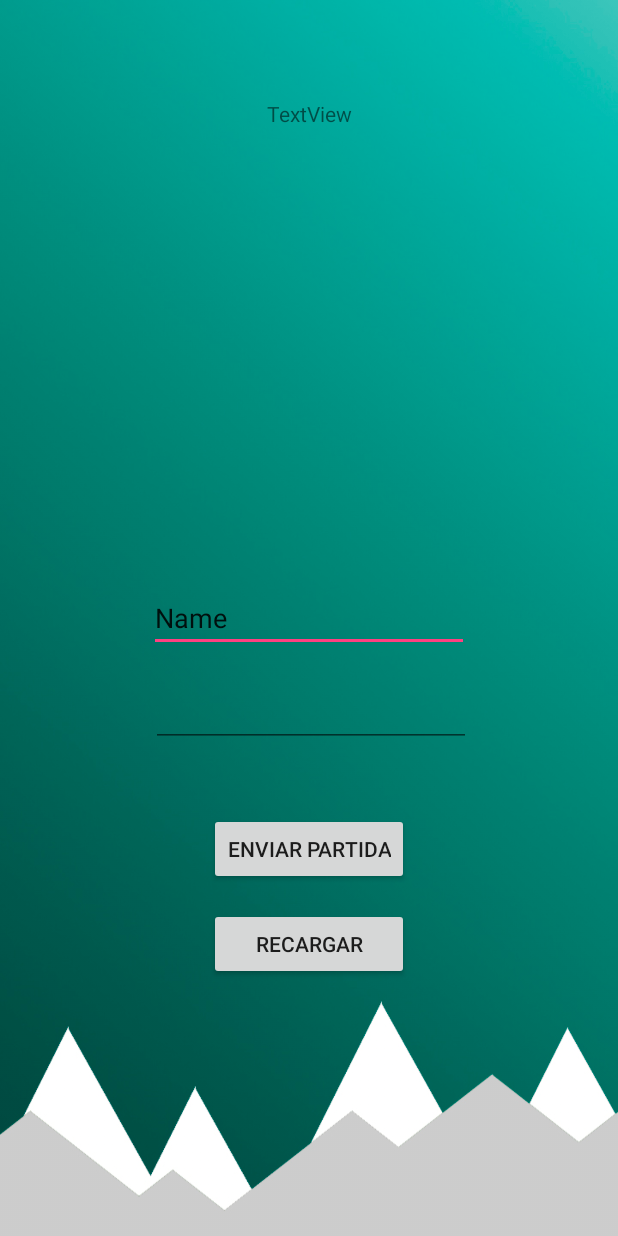
After one commit to MarcoKun93/TFG_FinancialGame, an Android app: the layout activity_comunidad.xml on its own in the app's theme, with its tools: preview values and no code run, on a phone screen of 412 x 824 dp. The commit adds this screen. Run offline under Robolectric (Android 15) with nearby library versions, the phone set to English and light mode, and no system bars; network calls fail.

Commit message:
Implementado los servicios REST (SOLO DE PRUEBA) y el Volley para hacer peticiones al servidor. Se realiza al pulsar en Comunidad del menu principal.

```diff
--- a/app/src/main/AndroidManifest.xml
+++ b/app/src/main/AndroidManifest.xml
@@ -2,7 +2,11 @@
 <manifest xmlns:android="http://schemas.android.com/apk/res/android"
     package="com.dam.financialgame">
 
+    <!-- Internet permission needed to call the API -->
+    <uses-permission android:name="android.permission.INTERNET" />
+
     <application
+        android:name=".threads.VolleyApplication"
         android:allowBackup="true"
         android:icon="@mipmap/ic_launcher"
         android:label="@string/app_name"
--- a/app/src/main/java/com/dam/financialgame/controllers/IntroducirDatos.java
+++ b/app/src/main/java/com/dam/financialgame/controllers/IntroducirDatos.java
@@ -16,7 +16,7 @@ import android.widget.Spinner;
 import android.widget.TabHost;
 
 import com.dam.financialgame.R;
-import com.dam.financialgame.services.AlmacenJuegoImpl;
+import com.dam.financialgame.servicesImpl.AlmacenJuegoImpl;
 
 import java.util.Vector;
 
--- a/app/src/main/java/com/dam/financialgame/controllers/LineGraph.java
+++ b/app/src/main/java/com/dam/financialgame/controllers/LineGraph.java
@@ -9,7 +9,7 @@ import android.view.View;
 import android.view.ViewGroup;
 
 import com.dam.financialgame.R;
-import com.dam.financialgame.services.AlmacenJuegoImpl;
+import com.dam.financialgame.servicesImpl.AlmacenJuegoImpl;
 import com.github.mikephil.charting.charts.LineChart;
 import com.github.mikephil.charting.data.Entry;
 import com.github.mikephil.charting.data.LineData;
--- a/app/src/main/java/com/dam/financialgame/controllers/MainActivity.java
+++ b/app/src/main/java/com/dam/financialgame/controllers/MainActivity.java
@@ -13,7 +13,7 @@ import android.widget.Toast;
 import android.view.Gravity;
 
 import com.dam.financialgame.R;
-import com.dam.financialgame.services.AlmacenJuegoImpl;
+import com.dam.financialgame.servicesImpl.AlmacenJuegoImpl;
 
 import java.util.Vector;
 
--- a/app/src/main/java/com/dam/financialgame/controllers/PieGraph.java
+++ b/app/src/main/java/com/dam/financialgame/controllers/PieGraph.java
@@ -12,7 +12,7 @@ import android.widget.Spinner;
 import android.widget.TextView;
 
 import com.dam.financialgame.R;
-import com.dam.financialgame.services.AlmacenJuegoImpl;
+import com.dam.financialgame.servicesImpl.AlmacenJuegoImpl;
 import com.github.mikephil.charting.charts.PieChart;
 import com.github.mikephil.charting.data.PieData;
 import com.github.mikephil.charting.data.PieDataSet;
--- a/app/src/main/java/com/dam/financialgame/iservices/almacenJuego.java
+++ b/app/src/main/java/com/dam/financialgame/services/almacenJuego.java
@@ -1,4 +1,4 @@
-package com.dam.financialgame.iservices;
+package com.dam.financialgame.services;
 
 import java.util.Vector;
 
--- a/app/src/main/java/com/dam/financialgame/services/AlmacenJuegoImpl.java
+++ b/app/src/main/java/com/dam/financialgame/servicesImpl/AlmacenJuegoImpl.java
@@ -1,4 +1,4 @@
-package com.dam.financialgame.services;
+package com.dam.financialgame.servicesImpl;
 
 import android.content.Context;
 import android.database.Cursor;
@@ -7,7 +7,7 @@ import android.database.sqlite.SQLiteOpenHelper;
 import android.util.Log;
 
 import com.dam.financialgame.controllers.Escenario;
-import com.dam.financialgame.iservices.almacenJuego;
+import com.dam.financialgame.services.almacenJuego;
 
 import java.util.Collections;
 import java.util.Vector;
--- /dev/null
+++ b/app/src/main/res/layout/activity_comunidad.xml
@@ -0,0 +1,64 @@
+<?xml version="1.0" encoding="utf-8"?>
+<android.support.constraint.ConstraintLayout xmlns:android="http://schemas.android.com/apk/res/android"
+    xmlns:app="http://schemas.android.com/apk/res-auto"
+    xmlns:tools="http://schemas.android.com/tools"
+    android:layout_width="match_parent"
+    android:layout_height="match_parent"
+    android:background="@drawable/fondo_verde"
+    tools:layout_editor_absoluteY="25dp">
+
+    <TextView
+        android:id="@+id/listaPartidas"
+        android:layout_width="wrap_content"
+        android:layout_height="wrap_content"
+        android:layout_marginTop="66dp"
+        android:text="TextView"
+        app:layout_constraintEnd_toEndOf="parent"
+        app:layout_constraintStart_toStartOf="parent"
+        app:layout_constraintTop_toTopOf="parent" />
+
+    <EditText
+        android:id="@+id/nombreJugador"
+        android:layout_width="wrap_content"
+        android:layout_height="wrap_content"
+        android:ems="10"
+        android:inputType="textPersonName"
+        android:text="Name"
+        app:layout_constraintBottom_toBottomOf="parent"
+        app:layout_constraintEnd_toEndOf="parent"
+        app:layout_constraintStart_toStartOf="parent"
+        app:layout_constraintTop_toTopOf="parent" />
+
+    <EditText
+        android:id="@+id/puntuacion"
+        android:layout_width="wrap_content"
+        android:layout_height="wrap_content"
+        android:layout_marginStart="1dp"
+        android:layout_marginTop="18dp"
+        android:ems="10"
+        android:inputType="number"
+        app:layout_constraintStart_toStartOf="@+id/nombreJugador"
+        app:layout_constraintTop_toBottomOf="@+id/nombreJugador" />
+
+    <Button
+        android:id="@+id/enviarPartida"
+        android:layout_width="wrap_content"
+        android:layout_height="wrap_content"
+        android:layout_marginTop="44dp"
+        android:onClick="postPartida"
+        android:text="Enviar partida"
+        app:layout_constraintEnd_toEndOf="parent"
+        app:layout_constraintStart_toStartOf="parent"
+        app:layout_constraintTop_toBottomOf="@+id/puntuacion" />
+
+    <Button
+        android:id="@+id/recargaRanking"
+        android:layout_width="133dp"
+        android:layout_height="wrap_content"
+        android:layout_marginTop="15dp"
+        android:onClick="recargaRanking"
+        android:text="Recargar"
+        app:layout_constraintEnd_toEndOf="parent"
+        app:layout_constraintStart_toStartOf="parent"
+        app:layout_constraintTop_toBottomOf="@+id/enviarPartida" />
+</android.support.constraint.ConstraintLayout>
--- a/app/src/main/res/layout/fragment_alert_dialog.xml
+++ b/app/src/main/res/layout/fragment_alert_dialog.xml
@@ -1,14 +1,15 @@
 <?xml version="1.0" encoding="utf-8"?>
 <LinearLayout xmlns:android="http://schemas.android.com/apk/res/android"
     xmlns:app="http://schemas.android.com/apk/res-auto"
-    android:tag="alert"
     android:layout_width="match_parent"
-    android:layout_height="match_parent">
+    android:layout_height="match_parent"
+    android:tag="alert">
 
     <LinearLayout
         android:layout_width="wrap_content"
         android:layout_height="wrap_content"
         android:layout_weight="1"
+        android:background="@android:color/background_light"
         android:orientation="vertical">
 
         <ImageView
```
Also changed, not shown: app/src/main/java/com/dam/financialgame/controllers/Comunidad.java (+41 -5 lines), app/src/main/java/com/dam/financialgame/controllers/Escenario.java (+1 -6 lines), app/src/main/java/com/dam/financialgame/model/Partida.java (+30 -4 lines), app/src/main/java/com/dam/financialgame/services/PartidaService.java (added, +9 -0 lines), app/src/main/java/com/dam/financialgame/servicesImpl/PartidaServiceImpl.java (added, +131 -0 lines), app/src/main/java/com/dam/financialgame/threads/VolleyApplication.java (added, +28 -0 lines), app/src/main/res/layout/activity_graficas_jugadores.xml (+17 -2 lines), app/src/main/res/layout/fragment_evento.xml (+6 -5 lines), app/src/main/res/layout/fragment_fin_del_juego.xml (+4 -3 lines).
